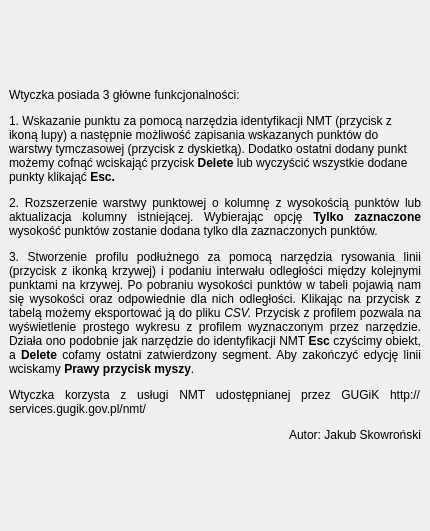
Old version of the form gui/info_dialog.ui in the repository skowronskij/gugik-nmt-plugin.
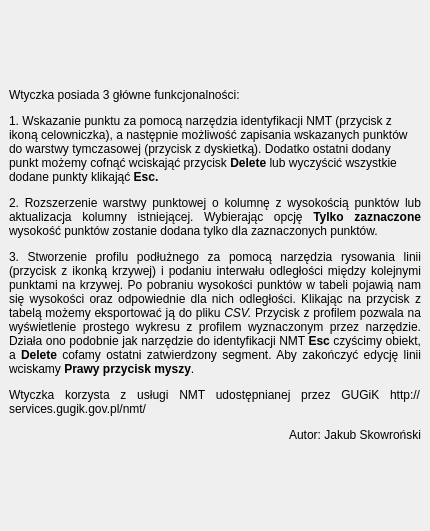
New version of the form.

Diff of the .ui file:
```diff
--- a/gui/info_dialog.ui
+++ b/gui/info_dialog.ui
@@ -45,8 +45,8 @@
      </property>
      <property name="minimumSize">
       <size>
-       <width>412</width>
-       <height>513</height>
+       <width>0</width>
+       <height>0</height>
       </size>
      </property>
      <property name="maximumSize">
@@ -56,7 +56,7 @@
       </size>
      </property>
      <property name="text">
-      <string>&lt;html&gt;&lt;head/&gt;&lt;body&gt;&lt;p&gt;Wtyczka posiada 3 główne funkcjonalności:&lt;/p&gt;&lt;p&gt;1. Wskazanie punktu za pomocą narzędzia identyfikacji NMT (przycisk z ikoną lupy) a następnie możliwość zapisania wskazanych punktów do warstwy tymczasowej (przycisk z dyskietką). Dodatko ostatni dodany punkt możemy cofnąć wciskająć przycisk &lt;span style=&quot; font-weight:600;&quot;&gt;Delete &lt;/span&gt;lub wyczyścić wszystkie dodane punkty klikająć &lt;span style=&quot; font-weight:600;&quot;&gt;Esc.&lt;/span&gt;&lt;/p&gt;&lt;p align=&quot;justify&quot;&gt;2. Rozszerzenie warstwy punktowej o kolumnę z wysokością punktów lub aktualizacja kolumny istniejącej. Wybierając opcję &lt;span style=&quot; font-weight:600;&quot;&gt;Tylko zaznaczone &lt;/span&gt;wysokość punktów zostanie dodana tylko dla zaznaczonych punktów.&lt;/p&gt;&lt;p align=&quot;justify&quot;&gt;3. Stworzenie profilu podłużnego za pomocą narzędzia rysowania linii (przycisk z ikonką krzywej) i podaniu interwału odległości między kolejnymi punktami na krzywej. Po pobraniu wysokości punktów w tabeli pojawią nam się wysokości oraz odpowiednie dla nich odległości. Klikając na przycisk z tabelą możemy eksportować ją do pliku &lt;span style=&quot; font-style:italic;&quot;&gt;CSV. &lt;/span&gt;Przycisk z profilem pozwala na wyświetlenie prostego wykresu z profilem wyznaczonym przez narzędzie. Działa ono podobnie jak narzędzie do identyfikacji NMT &lt;span style=&quot; font-weight:600;&quot;&gt;Esc&lt;/span&gt; czyścimy obiekt, a &lt;span style=&quot; font-weight:600;&quot;&gt;Delete&lt;/span&gt; cofamy ostatni zatwierdzony segment. Aby zakończyć edycję linii wciskamy &lt;span style=&quot; font-weight:600;&quot;&gt;Prawy przycisk myszy&lt;/span&gt;.&lt;/p&gt;&lt;p align=&quot;justify&quot;&gt;Wtyczka korzysta z usługi NMT udostępnianej przez GUGiK http://services.gugik.gov.pl/nmt/&lt;/p&gt;&lt;p align=&quot;right&quot;&gt;Autor: Jakub Skowroński&lt;/p&gt;&lt;/body&gt;&lt;/html&gt;</string>
+      <string>&lt;html&gt;&lt;head/&gt;&lt;body&gt;&lt;p&gt;Wtyczka posiada 3 główne funkcjonalności:&lt;/p&gt;&lt;p&gt;1. Wskazanie punktu za pomocą narzędzia identyfikacji NMT (przycisk z ikoną celowniczka), a następnie możliwość zapisania wskazanych punktów do warstwy tymczasowej (przycisk z dyskietką). Dodatko ostatni dodany punkt możemy cofnąć wciskająć przycisk &lt;span style=&quot; font-weight:600;&quot;&gt;Delete &lt;/span&gt;lub wyczyścić wszystkie dodane punkty klikająć &lt;span style=&quot; font-weight:600;&quot;&gt;Esc.&lt;/span&gt;&lt;/p&gt;&lt;p align=&quot;justify&quot;&gt;2. Rozszerzenie warstwy punktowej o kolumnę z wysokością punktów lub aktualizacja kolumny istniejącej. Wybierając opcję &lt;span style=&quot; font-weight:600;&quot;&gt;Tylko zaznaczone &lt;/span&gt;wysokość punktów zostanie dodana tylko dla zaznaczonych punktów.&lt;/p&gt;&lt;p align=&quot;justify&quot;&gt;3. Stworzenie profilu podłużnego za pomocą narzędzia rysowania linii (przycisk z ikonką krzywej) i podaniu interwału odległości między kolejnymi punktami na krzywej. Po pobraniu wysokości punktów w tabeli pojawią nam się wysokości oraz odpowiednie dla nich odległości. Klikając na przycisk z tabelą możemy eksportować ją do pliku &lt;span style=&quot; font-style:italic;&quot;&gt;CSV. &lt;/span&gt;Przycisk z profilem pozwala na wyświetlenie prostego wykresu z profilem wyznaczonym przez narzędzie. Działa ono podobnie jak narzędzie do identyfikacji NMT &lt;span style=&quot; font-weight:600;&quot;&gt;Esc&lt;/span&gt; czyścimy obiekt, a &lt;span style=&quot; font-weight:600;&quot;&gt;Delete&lt;/span&gt; cofamy ostatni zatwierdzony segment. Aby zakończyć edycję linii wciskamy &lt;span style=&quot; font-weight:600;&quot;&gt;Prawy przycisk myszy&lt;/span&gt;.&lt;/p&gt;&lt;p align=&quot;justify&quot;&gt;Wtyczka korzysta z usługi NMT udostępnianej przez GUGiK http://services.gugik.gov.pl/nmt/&lt;/p&gt;&lt;p align=&quot;right&quot;&gt;Autor: Jakub Skowroński&lt;/p&gt;&lt;/body&gt;&lt;/html&gt;</string>
      </property>
      <property name="wordWrap">
       <bool>true</bool>
```
